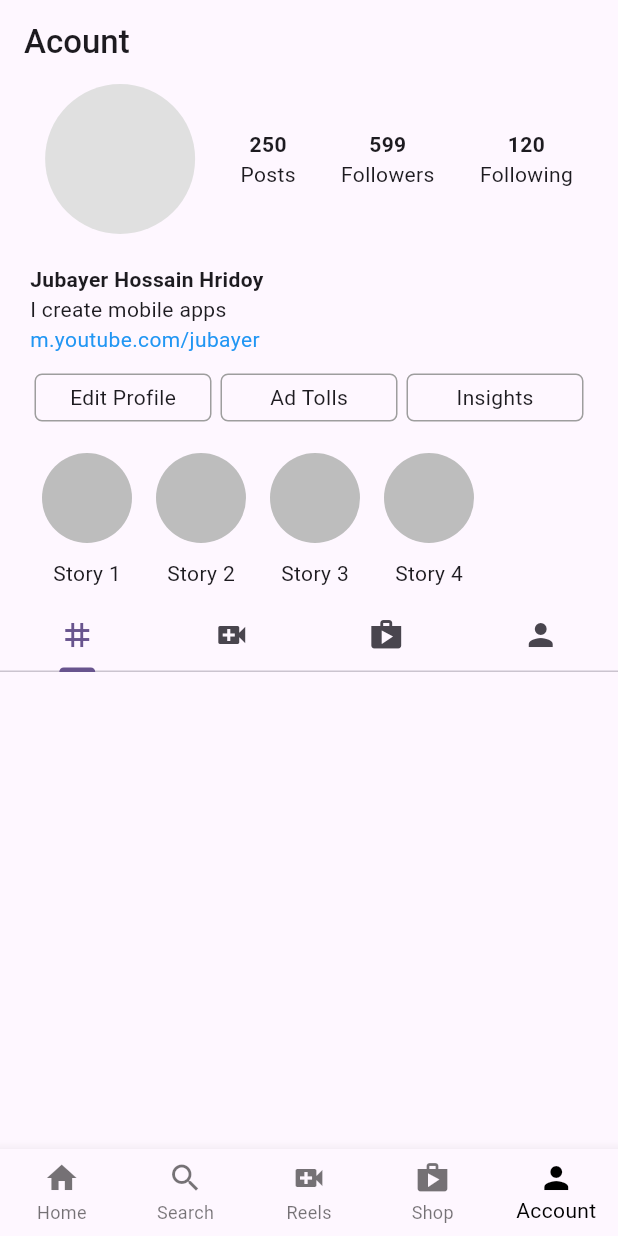
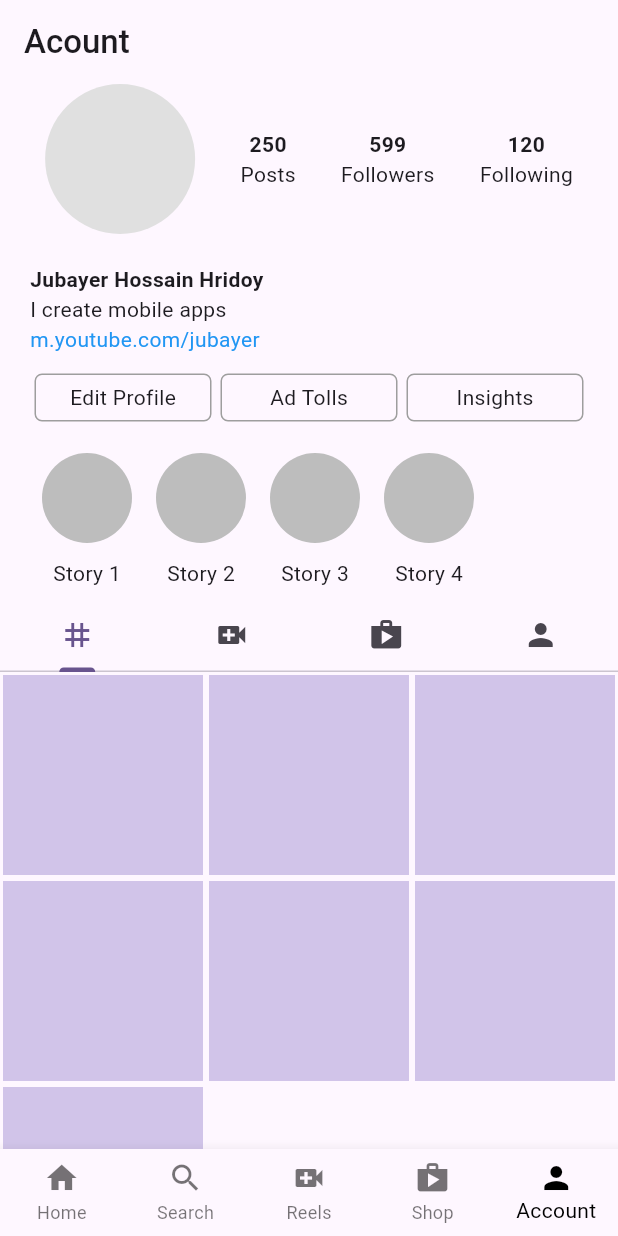
Before and after one commit to Jubayer925/Insta_UI, a Flutter app: the screen it shows after launch, item 5 of the bottom bar chosen, on a phone screen of 412 x 824 dp. Run offline on Flutter 3.47's test engine with Material 3 defaults, Android fonts, the phone set to English and light mode, and no system bars.

Commit message:
Insta Demo Ui Completed

```diff
--- a/lib/pages/account.dart
+++ b/lib/pages/account.dart
@@ -1,4 +1,8 @@
 import 'package:flutter/material.dart';
+import 'package:insta_ui/utils/account_tab1.dart';
+import 'package:insta_ui/utils/account_tab2.dart';
+import 'package:insta_ui/utils/account_tab3.dart';
+import 'package:insta_ui/utils/account_tab4.dart';
 import 'package:insta_ui/utils/bubblestories.dart';
 
 class Account extends StatelessWidget {
@@ -128,7 +132,14 @@ class Account extends StatelessWidget {
               Tab(icon: Icon(Icons.video_call)),
               Tab(icon: Icon(Icons.shop)),
               Tab(icon: Icon(Icons.person))
-            ])
+            ]),
+
+            Expanded(child: TabBarView(children: [
+                AccountTab1(),
+              AccountTab2(),
+              AccountTab3(),
+              AccountTab4()
+            ]))
           ],
         ),
       ),
--- /dev/null
+++ b/lib/utils/account_tab1.dart
@@ -0,0 +1,20 @@
+import 'package:flutter/material.dart';
+
+class AccountTab1 extends StatelessWidget {
+  const AccountTab1({super.key});
+
+  @override
+  Widget build(BuildContext context) {
+    return GridView.builder(
+        itemCount: 7,
+        gridDelegate: SliverGridDelegateWithFixedCrossAxisCount(crossAxisCount: 3),
+        itemBuilder: (context, index) {
+          return Padding(
+            padding: const EdgeInsets.all(2.0),
+            child: Container(
+              color: Colors.deepPurple[100],
+            ),
+          );
+        });
+  }
+}
```
Also changed, not shown: lib/utils/account_tab2.dart (added, +20 -0 lines), lib/utils/account_tab3.dart (added, +20 -0 lines), lib/utils/account_tab4.dart (added, +20 -0 lines).
